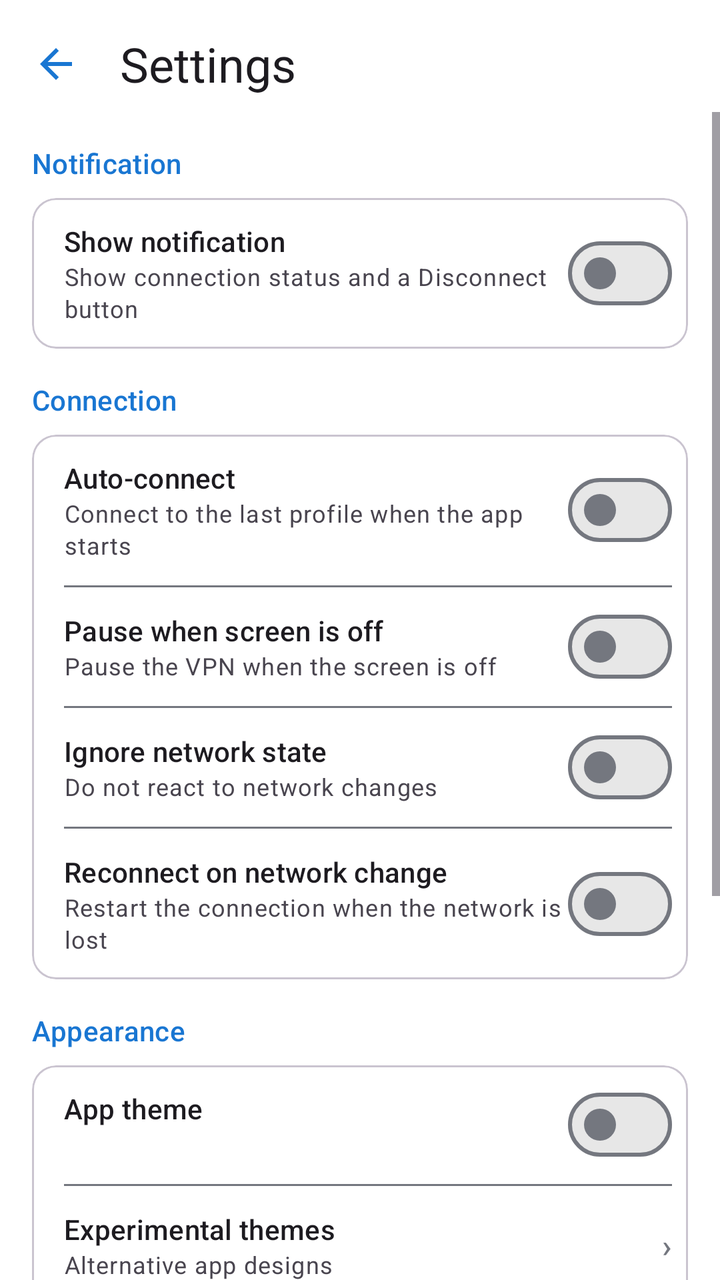
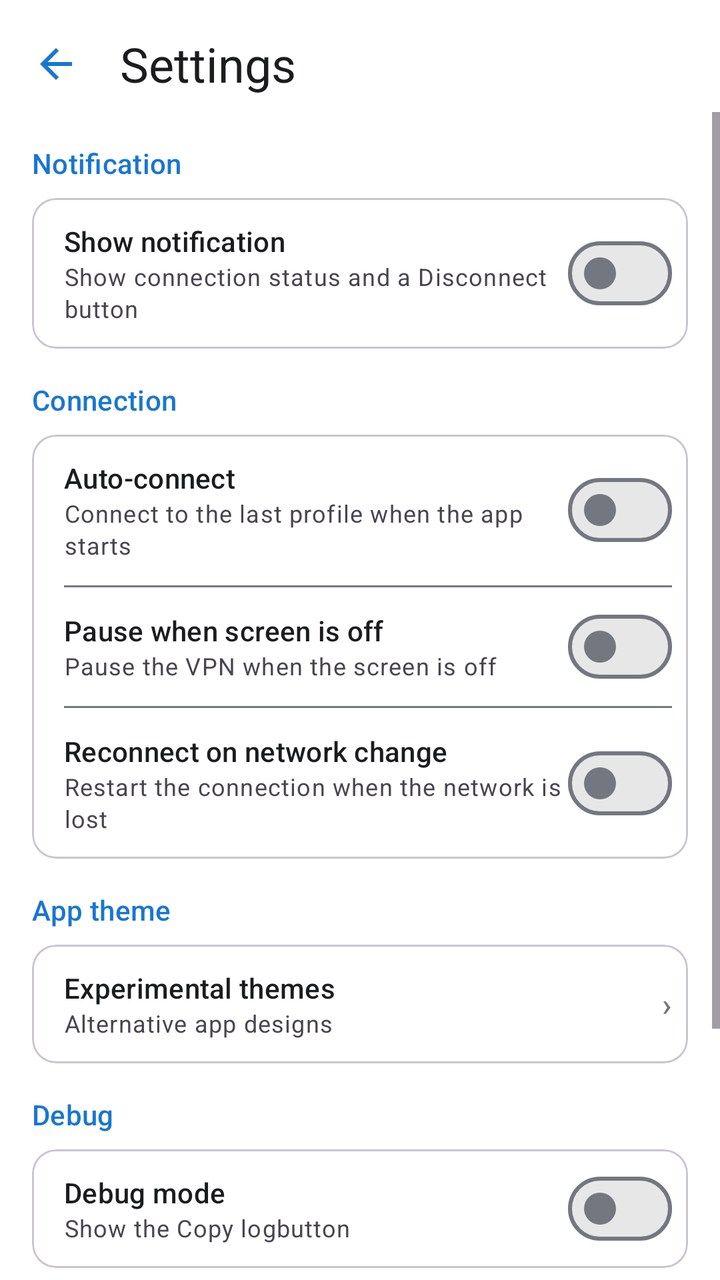

Compare the two renders of this Android layout. The source of the first and the diff that turns it into the second are given below.
<!-- AndroidManifest.xml: application theme Theme.MrOpenVPNClient -->
<!-- res/layout/activity_settings.xml -->
<?xml version="1.0" encoding="utf-8"?>
<LinearLayout xmlns:android="http://schemas.android.com/apk/res/android"
    xmlns:app="http://schemas.android.com/apk/res-auto"
    android:layout_width="match_parent"
    android:layout_height="match_parent"
    android:orientation="vertical">

    <LinearLayout
        android:layout_width="match_parent"
        android:layout_height="wrap_content"
        android:gravity="center_vertical"
        android:orientation="horizontal"
        android:paddingTop="8dp">

        <ImageButton
            android:id="@+id/backButton"
            android:layout_width="48dp"
            android:layout_height="48dp"
            android:layout_marginStart="4dp"
            android:background="?attr/selectableItemBackgroundBorderless"
            android:contentDescription="@string/back"
            android:padding="12dp"
            android:src="@drawable/ic_back_green" />

        <TextView
            android:layout_width="wrap_content"
            android:layout_height="wrap_content"
            android:layout_marginStart="8dp"
            android:text="@string/menu_settings"
            android:textAppearance="?attr/textAppearanceHeadlineSmall" />
    </LinearLayout>

    <ScrollView
        android:layout_width="match_parent"
        android:layout_height="match_parent">

        <LinearLayout
            android:layout_width="match_parent"
            android:layout_height="wrap_content"
            android:orientation="vertical"
            android:padding="16dp">

            <TextView
                android:layout_width="wrap_content"
                android:layout_height="wrap_content"
                android:text="@string/settings_notify_section"
                android:textAppearance="?attr/textAppearanceTitleSmall"
                android:textColor="?attr/colorPrimary" />

            <com.google.android.material.card.MaterialCardView
                android:layout_width="match_parent"
                android:layout_height="wrap_content"
                android:layout_marginTop="8dp"
                app:cardCornerRadius="12dp">

                <LinearLayout
                    android:layout_width="match_parent"
                    android:layout_height="wrap_content"
                    android:gravity="center_vertical"
                    android:orientation="horizontal"
                    android:paddingStart="16dp"
                    android:paddingEnd="8dp">

                    <LinearLayout
                        android:layout_width="0dp"
                        android:layout_height="wrap_content"
                        android:layout_weight="1"
                        android:orientation="vertical"
                        android:paddingTop="12dp"
                        android:paddingBottom="12dp">

                        <TextView
                            android:layout_width="match_parent"
                            android:layout_height="wrap_content"
                            android:text="@string/settings_show_notification"
                            android:textAppearance="?attr/textAppearanceTitleSmall" />

                        <TextView
                            android:layout_width="match_parent"
                            android:layout_height="wrap_content"
                            android:text="@string/settings_show_notification_summary"
                            android:textAppearance="?attr/textAppearanceBodySmall" />
                    </LinearLayout>

                    <com.google.android.material.materialswitch.MaterialSwitch
                        android:id="@+id/swNotification"
                        android:layout_width="wrap_content"
                        android:layout_height="wrap_content" />
                </LinearLayout>
            </com.google.android.material.card.MaterialCardView>

            <TextView
                android:layout_width="wrap_content"
                android:layout_height="wrap_content"
                android:layout_marginTop="16dp"
                android:text="@string/settings_connection_section"
                android:textAppearance="?attr/textAppearanceTitleSmall"
                android:textColor="?attr/colorPrimary" />

            <com.google.android.material.card.MaterialCardView
                android:layout_width="match_parent"
                android:layout_height="wrap_content"
                android:layout_marginTop="8dp"
                app:cardCornerRadius="12dp">

                <LinearLayout
                    android:layout_width="match_parent"
                    android:layout_height="wrap_content"
                    android:orientation="vertical"
                    android:paddingStart="16dp"
                    android:paddingEnd="8dp">

                    <LinearLayout
                        android:layout_width="match_parent"
                        android:layout_height="wrap_content"
                        android:gravity="center_vertical"
                        android:orientation="horizontal">

                        <LinearLayout
                            android:layout_width="0dp"
                            android:layout_height="wrap_content"
                            android:layout_weight="1"
                            android:orientation="vertical"
                            android:paddingTop="12dp"
                            android:paddingBottom="12dp">

                            <TextView
                                android:layout_width="match_parent"
                                android:layout_height="wrap_content"
                                android:text="@string/settings_auto_connect"
                                android:textAppearance="?attr/textAppearanceTitleSmall" />

                            <TextView
                                android:layout_width="match_parent"
                                android:layout_height="wrap_content"
                                android:text="@string/settings_auto_connect_summary"
                                android:textAppearance="?attr/textAppearanceBodySmall" />
                        </LinearLayout>

                        <com.google.android.material.materialswitch.MaterialSwitch
                            android:id="@+id/swAutoConnect"
                            android:layout_width="wrap_content"
                            android:layout_height="wrap_content" />
                    </LinearLayout>

                    <View
                        android:layout_width="match_parent"
                        android:layout_height="1dp"
                        android:background="?attr/colorOutline" />

                    <LinearLayout
                        android:layout_width="match_parent"
                        android:layout_height="wrap_content"
                        android:gravity="center_vertical"
                        android:orientation="horizontal">

                        <LinearLayout
                            android:layout_width="0dp"
                            android:layout_height="wrap_content"
                            android:layout_weight="1"
                            android:orientation="vertical"
                            android:paddingTop="12dp"
                            android:paddingBottom="12dp">

                            <TextView
                                android:layout_width="match_parent"
                                android:layout_height="wrap_content"
                                android:text="@string/settings_screen_off"
                                android:textAppearance="?attr/textAppearanceTitleSmall" />

                            <TextView
                                android:layout_width="match_parent"
                                android:layout_height="wrap_content"
                                android:text="@string/settings_screen_off_summary"
                                android:textAppearance="?attr/textAppearanceBodySmall" />
                        </LinearLayout>

                        <com.google.android.material.materialswitch.MaterialSwitch
                            android:id="@+id/swScreenOff"
                            android:layout_width="wrap_content"
                            android:layout_height="wrap_content" />
                    </LinearLayout>

                    <View
                        android:layout_width="match_parent"
                        android:layout_height="1dp"
                        android:background="?attr/colorOutline" />

                    <LinearLayout
                        android:layout_width="match_parent"
                        android:layout_height="wrap_content"
                        android:gravity="center_vertical"
                        android:orientation="horizontal">

                        <LinearLayout
                            android:layout_width="0dp"
                            android:layout_height="wrap_content"
                            android:layout_weight="1"
                            android:orientation="vertical"
                            android:paddingTop="12dp"
                            android:paddingBottom="12dp">

                            <TextView
                                android:layout_width="match_parent"
                                android:layout_height="wrap_content"
                                android:text="@string/settings_ignore_net_state"
                                android:textAppearance="?attr/textAppearanceTitleSmall" />

                            <TextView
                                android:layout_width="match_parent"
                                android:layout_height="wrap_content"
                                android:text="@string/settings_ignore_net_state_summary"
                                android:textAppearance="?attr/textAppearanceBodySmall" />
                        </LinearLayout>

                        <com.google.android.material.materialswitch.MaterialSwitch
                            android:id="@+id/swIgnoreNetState"
                            android:layout_width="wrap_content"
                            android:layout_height="wrap_content" />
                    </LinearLayout>

                    <View
                        android:layout_width="match_parent"
                        android:layout_height="1dp"
                        android:background="?attr/colorOutline" />

                    <LinearLayout
                        android:layout_width="match_parent"
                        android:layout_height="wrap_content"
                        android:gravity="center_vertical"
                        android:orientation="horizontal">

                        <LinearLayout
                            android:layout_width="0dp"
                            android:layout_height="wrap_content"
                            android:layout_weight="1"
                            android:orientation="vertical"
                            android:paddingTop="12dp"
                            android:paddingBottom="12dp">

                            <TextView
                                android:layout_width="match_parent"
                                android:layout_height="wrap_content"
                                android:text="@string/settings_net_change_reconnect"
                                android:textAppearance="?attr/textAppearanceTitleSmall" />

                            <TextView
                                android:layout_width="match_parent"
                                android:layout_height="wrap_content"
                                android:text="@string/settings_net_change_reconnect_summary"
                                android:textAppearance="?attr/textAppearanceBodySmall" />
                        </LinearLayout>

                        <com.google.android.material.materialswitch.MaterialSwitch
                            android:id="@+id/swNetChangeReconnect"
                            android:layout_width="wrap_content"
                            android:layout_height="wrap_content" />
                    </LinearLayout>
                </LinearLayout>
            </com.google.android.material.card.MaterialCardView>

            <TextView
                android:layout_width="wrap_content"
                android:layout_height="wrap_content"
                android:layout_marginTop="16dp"
                android:text="@string/settings_appearance_section"
                android:textAppearance="?attr/textAppearanceTitleSmall"
                android:textColor="?attr/colorPrimary" />

            <com.google.android.material.card.MaterialCardView
                android:layout_width="match_parent"
                android:layout_height="wrap_content"
                android:layout_marginTop="8dp"
                app:cardCornerRadius="12dp">

                <LinearLayout
                    android:layout_width="match_parent"
                    android:layout_height="wrap_content"
                    android:orientation="vertical"
                    android:paddingStart="16dp"
                    android:paddingEnd="8dp">

                    <LinearLayout
                        android:layout_width="match_parent"
                        android:layout_height="wrap_content"
                        android:gravity="center_vertical"
                        android:orientation="horizontal">

                        <LinearLayout
                            android:layout_width="0dp"
                            android:layout_height="wrap_content"
                            android:layout_weight="1"
                            android:orientation="vertical"
                            android:paddingTop="12dp"
                            android:paddingBottom="12dp">

                            <TextView
                                android:layout_width="match_parent"
                                android:layout_height="wrap_content"
                                android:text="@string/settings_theme"
                                android:textAppearance="?attr/textAppearanceTitleSmall" />

                            <TextView
                                android:id="@+id/themeSummaryText"
                                android:layout_width="match_parent"
                                android:layout_height="wrap_content"
                                android:textAppearance="?attr/textAppearanceBodySmall" />
                        </LinearLayout>

                        <com.google.android.material.materialswitch.MaterialSwitch
                            android:id="@+id/swLightTheme"
                            android:layout_width="wrap_content"
                            android:layout_height="wrap_content" />
                    </LinearLayout>

                    <View
                        android:layout_width="match_parent"
                        android:layout_height="1dp"
                        android:background="?attr/colorOutline" />

                    <LinearLayout
                        android:id="@+id/experimentalEntry"
                        android:layout_width="match_parent"
                        android:layout_height="wrap_content"
                        android:background="?attr/selectableItemBackground"
                        android:gravity="center_vertical"
                        android:orientation="horizontal"
                        android:paddingTop="12dp"
                        android:paddingBottom="12dp">

                        <LinearLayout
                            android:layout_width="0dp"
                            android:layout_height="wrap_content"
                            android:layout_weight="1"
                            android:orientation="vertical">

                            <TextView
                                android:layout_width="match_parent"
                                android:layout_height="wrap_content"
                                android:text="@string/settings_experimental_themes"
                                android:textAppearance="?attr/textAppearanceTitleSmall" />

                            <TextView
                                android:layout_width="match_parent"
                                android:layout_height="wrap_content"
                                android:text="@string/settings_experimental_themes_summary"
                                android:textAppearance="?attr/textAppearanceBodySmall" />
                        </LinearLayout>

                        <TextView
                            android:layout_width="wrap_content"
                            android:layout_height="wrap_content"
                            android:layout_marginStart="8dp"
                            android:text="›"
                            android:textAppearance="?attr/textAppearanceTitleMedium"
                            android:textColor="?attr/colorOutline" />
                    </LinearLayout>
                </LinearLayout>
            </com.google.android.material.card.MaterialCardView>

            <TextView
                android:layout_width="wrap_content"
                android:layout_height="wrap_content"
                android:layout_marginTop="16dp"
                android:text="@string/settings_debug_section"
                android:textAppearance="?attr/textAppearanceTitleSmall"
                android:textColor="?attr/colorPrimary" />

            <com.google.android.material.card.MaterialCardView
                android:layout_width="match_parent"
                android:layout_height="wrap_content"
                android:layout_marginTop="8dp"
                app:cardCornerRadius="12dp">

                <LinearLayout
                    android:layout_width="match_parent"
                    android:layout_height="wrap_content"
                    android:orientation="vertical"
                    android:paddingStart="16dp"
                    android:paddingEnd="8dp">

                    <LinearLayout
                        android:layout_width="match_parent"
                        android:layout_height="wrap_content"
                        android:gravity="center_vertical"
                        android:orientation="horizontal">

                        <LinearLayout
                            android:layout_width="0dp"
                            android:layout_height="wrap_content"
                            android:layout_weight="1"
                            android:orientation="vertical"
                            android:paddingTop="12dp"
                            android:paddingBottom="12dp">

                            <TextView
                                android:layout_width="match_parent"
                                android:layout_height="wrap_content"
                                android:text="@string/settings_debug_mode"
                                android:textAppearance="?attr/textAppearanceTitleSmall" />

                            <TextView
                                android:layout_width="match_parent"
                                android:layout_height="wrap_content"
                                android:text="@string/settings_debug_mode_summary"
                                android:textAppearance="?attr/textAppearanceBodySmall" />
                        </LinearLayout>

                        <com.google.android.material.materialswitch.MaterialSwitch
                            android:id="@+id/swDebugMode"
                            android:layout_width="wrap_content"
                            android:layout_height="wrap_content" />
                    </LinearLayout>
                </LinearLayout>
            </com.google.android.material.card.MaterialCardView>

            <TextView
                android:layout_width="wrap_content"
                android:layout_height="wrap_content"
                android:layout_marginTop="16dp"
                android:text="@string/settings_data_section"
                android:textAppearance="?attr/textAppearanceTitleSmall"
                android:textColor="?attr/colorPrimary" />

            <com.google.android.material.card.MaterialCardView
                android:layout_width="match_parent"
                android:layout_height="wrap_content"
                android:layout_marginTop="8dp"
                app:cardCornerRadius="12dp">

                <LinearLayout
                    android:layout_width="match_parent"
                    android:layout_height="wrap_content"
                    android:orientation="vertical"
                    android:padding="12dp">

                    <Button
                        android:id="@+id/clearUsersButton"
                        style="?attr/materialButtonOutlinedStyle"
                        android:layout_width="match_parent"
                        android:layout_height="wrap_content"
                        android:text="@string/clear_users"
                        android:textColor="?attr/colorError" />
                </LinearLayout>
            </com.google.android.material.card.MaterialCardView>

            <TextView
                android:id="@+id/versionText"
                android:layout_width="match_parent"
                android:layout_height="wrap_content"
                android:layout_marginTop="24dp"
                android:gravity="center"
                android:textAppearance="?attr/textAppearanceBodySmall"
                android:textColor="?attr/colorOutline" />
        </LinearLayout>
    </ScrollView>
</LinearLayout>
<!-- resources referenced by this layout -->
<resources>
  <string name="back">Back</string>
  <string name="clear_users">Delete all users</string>
  <string name="menu_settings">Settings</string>
  <string name="settings_appearance_section">Appearance</string>
  <string name="settings_auto_connect">Auto-connect</string>
  <string name="settings_auto_connect_summary">Connect to the last profile when the app starts</string>
  <string name="settings_connection_section">Connection</string>
  <string name="settings_data_section">Data</string>
  <string name="settings_debug_mode">Debug mode</string>
  <string name="settings_debug_mode_summary">Show the "Copy log" button</string>
  <string name="settings_debug_section">Debug</string>
  <string name="settings_experimental_themes">Experimental themes</string>
  <string name="settings_experimental_themes_summary">Alternative app designs</string>
  <string name="settings_ignore_net_state">Ignore network state</string>
  <string name="settings_ignore_net_state_summary">Do not react to network changes</string>
  <string name="settings_net_change_reconnect">Reconnect on network change</string>
  <string name="settings_net_change_reconnect_summary">Restart the connection when the network is lost</string>
  <string name="settings_notify_section">Notification</string>
  <string name="settings_screen_off">Pause when screen is off</string>
  <string name="settings_screen_off_summary">Pause the VPN when the screen is off</string>
  <string name="settings_show_notification">Show notification</string>
  <string name="settings_show_notification_summary">Show connection status and a Disconnect button</string>
  <string name="settings_theme">App theme</string>
  <style name="Theme.MrOpenVPNClient" parent="Theme.Material3.DayNight.NoActionBar">
          <item name="colorPrimary">@color/primary</item>
          <item name="colorOnPrimary">@color/onPrimary</item>
          <item name="colorPrimaryContainer">@color/primaryContainer</item>
          <item name="colorOnPrimaryContainer">@color/onPrimaryContainer</item>
          <item name="colorSecondary">@color/secondary</item>
          <item name="colorOnSecondary">@color/onSecondary</item>
          <item name="android:colorBackground">@color/background</item>
          <item name="colorSurface">@color/surface</item>
          <item name="colorOnSurface">@color/onSurface</item>
          <item name="colorError">@color/error</item>
          <item name="colorSurfaceContainer">@color/surfaceContainer</item>
          <item name="colorSurfaceContainerHighest">@color/surfaceContainerHigh</item>
          <item name="colorOutline">@color/outline</item>
          <item name="android:statusBarColor">@color/background</item>
          <item name="android:navigationBarColor">@color/background</item>
          <item name="android:windowLightStatusBar">@bool/status_bar_light_icons</item>
      </style>
  <color name="primary">#1976D2</color>
  <color name="onPrimary">#FFFFFF</color>
  <color name="primaryContainer">#D3E4FF</color>
  <color name="onPrimaryContainer">#001B3F</color>
  <color name="secondary">#56607C</color>
  <color name="onSecondary">#FFFFFF</color>
  <color name="background">#FFFFFF</color>
  <color name="surface">#FFFFFF</color>
  <color name="onSurface">#1A1C1E</color>
  <color name="error">#BA1A1A</color>
  <color name="surfaceContainer">#F3F3F3</color>
  <color name="surfaceContainerHigh">#E7E7E7</color>
  <color name="outline">#74777F</color>
  <!-- unchanged entries left out for length: 1 -->
</resources>

<!-- the commit's change to res/layout/activity_settings.xml (unified diff, before → after) -->
@@ -203,44 +203,6 @@
                             <TextView
                                 android:layout_width="match_parent"
                                 android:layout_height="wrap_content"
-                                android:text="@string/settings_ignore_net_state"
-                                android:textAppearance="?attr/textAppearanceTitleSmall" />
-
-                            <TextView
-                                android:layout_width="match_parent"
-                                android:layout_height="wrap_content"
-                                android:text="@string/settings_ignore_net_state_summary"
-                                android:textAppearance="?attr/textAppearanceBodySmall" />
-                        </LinearLayout>
-
-                        <com.google.android.material.materialswitch.MaterialSwitch
-                            android:id="@+id/swIgnoreNetState"
-                            android:layout_width="wrap_content"
-                            android:layout_height="wrap_content" />
-                    </LinearLayout>
-
-                    <View
-                        android:layout_width="match_parent"
-                        android:layout_height="1dp"
-                        android:background="?attr/colorOutline" />
-
-                    <LinearLayout
-                        android:layout_width="match_parent"
-                        android:layout_height="wrap_content"
-                        android:gravity="center_vertical"
-                        android:orientation="horizontal">
-
-                        <LinearLayout
-                            android:layout_width="0dp"
-                            android:layout_height="wrap_content"
-                            android:layout_weight="1"
-                            android:orientation="vertical"
-                            android:paddingTop="12dp"
-                            android:paddingBottom="12dp">
-
-                            <TextView
-                                android:layout_width="match_parent"
-                                android:layout_height="wrap_content"
                                 android:text="@string/settings_net_change_reconnect"
                                 android:textAppearance="?attr/textAppearanceTitleSmall" />
 
@@ -279,44 +241,6 @@
                     android:orientation="vertical"
                     android:paddingStart="16dp"
                     android:paddingEnd="8dp">
-
-                    <LinearLayout
-                        android:layout_width="match_parent"
-                        android:layout_height="wrap_content"
-                        android:gravity="center_vertical"
-                        android:orientation="horizontal">
-
-                        <LinearLayout
-                            android:layout_width="0dp"
-                            android:layout_height="wrap_content"
-                            android:layout_weight="1"
-                            android:orientation="vertical"
-                            android:paddingTop="12dp"
-                            android:paddingBottom="12dp">
-
-                            <TextView
-                                android:layout_width="match_parent"
-                                android:layout_height="wrap_content"
-                                android:text="@string/settings_theme"
-                                android:textAppearance="?attr/textAppearanceTitleSmall" />
-
-                            <TextView
-                                android:id="@+id/themeSummaryText"
-                                android:layout_width="match_parent"
-                                android:layout_height="wrap_content"
-                                android:textAppearance="?attr/textAppearanceBodySmall" />
-                        </LinearLayout>
-
-                        <com.google.android.material.materialswitch.MaterialSwitch
-                            android:id="@+id/swLightTheme"
-                            android:layout_width="wrap_content"
-                            android:layout_height="wrap_content" />
-                    </LinearLayout>
-
-                    <View
-                        android:layout_width="match_parent"
-                        android:layout_height="1dp"
-                        android:background="?attr/colorOutline" />
 
                     <LinearLayout
                         android:id="@+id/experimentalEntry"
@@ -434,12 +358,16 @@
                     android:orientation="vertical"
                     android:padding="12dp">
 
-                    <Button
+                    <TextView
                         android:id="@+id/clearUsersButton"
-                        style="?attr/materialButtonOutlinedStyle"
-                        android:layout_width="match_parent"
-                        android:layout_height="wrap_content"
+                        android:layout_width="match_parent"
+                        android:layout_height="wrap_content"
+                        android:background="?attr/selectableItemBackground"
+                        android:gravity="center"
+                        android:paddingTop="12dp"
+                        android:paddingBottom="12dp"
                         android:text="@string/clear_users"
+                        android:textAppearance="?attr/textAppearanceTitleSmall"
                         android:textColor="?attr/colorError" />
                 </LinearLayout>
             </com.google.android.material.card.MaterialCardView>
<!-- resource entries referenced after the edit -->
@@ -3,7 +3,7 @@
   <string name="back">Back</string>
   <string name="clear_users">Delete all users</string>
   <string name="menu_settings">Settings</string>
-  <string name="settings_appearance_section">Appearance</string>
+  <string name="settings_appearance_section">App theme</string>
   <string name="settings_auto_connect">Auto-connect</string>
   <string name="settings_auto_connect_summary">Connect to the last profile when the app starts</string>
   <string name="settings_connection_section">Connection</string>
@@ -13,8 +13,6 @@
   <string name="settings_debug_section">Debug</string>
   <string name="settings_experimental_themes">Experimental themes</string>
   <string name="settings_experimental_themes_summary">Alternative app designs</string>
-  <string name="settings_ignore_net_state">Ignore network state</string>
-  <string name="settings_ignore_net_state_summary">Do not react to network changes</string>
   <string name="settings_net_change_reconnect">Reconnect on network change</string>
   <string name="settings_net_change_reconnect_summary">Restart the connection when the network is lost</string>
   <string name="settings_notify_section">Notification</string>
@@ -22,7 +20,6 @@
   <string name="settings_screen_off_summary">Pause the VPN when the screen is off</string>
   <string name="settings_show_notification">Show notification</string>
   <string name="settings_show_notification_summary">Show connection status and a Disconnect button</string>
-  <string name="settings_theme">App theme</string>
   <style name="Theme.MrOpenVPNClient" parent="Theme.Material3.DayNight.NoActionBar">
           <item name="colorPrimary">@color/primary</item>
           <item name="colorOnPrimary">@color/onPrimary</item>
@@ -33,6 +30,12 @@
           <item name="android:colorBackground">@color/background</item>
           <item name="colorSurface">@color/surface</item>
           <item name="colorOnSurface">@color/onSurface</item>
+          <item name="colorOnSurfaceVariant">@color/onSurfaceVariant</item>
+          <item name="android:textColorPrimary">?attr/colorOnSurface</item>
+          <item name="android:textColorSecondary">?attr/colorOnSurfaceVariant</item>
+          <item name="android:textColorTertiary">?attr/colorOnSurfaceVariant</item>
+          <item name="android:textColorHint">?attr/colorOnSurfaceVariant</item>
+          <item name="android:textColorLink">?attr/colorPrimary</item>
           <item name="colorError">@color/error</item>
           <item name="colorSurfaceContainer">@color/surfaceContainer</item>
           <item name="colorSurfaceContainerHighest">@color/surfaceContainerHigh</item>
@@ -50,6 +53,7 @@
   <color name="background">#FFFFFF</color>
   <color name="surface">#FFFFFF</color>
   <color name="onSurface">#1A1C1E</color>
+  <color name="onSurfaceVariant">#49454F</color>
   <color name="error">#BA1A1A</color>
   <color name="surfaceContainer">#F3F3F3</color>
   <color name="surfaceContainerHigh">#E7E7E7</color>
